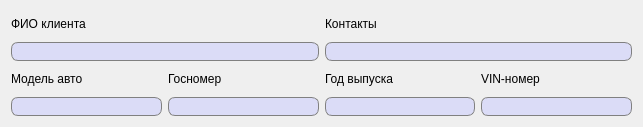
Before: the Qt Designer form ViewClient.ui in FediiBohdan/TechService, drawn with Qt 5.
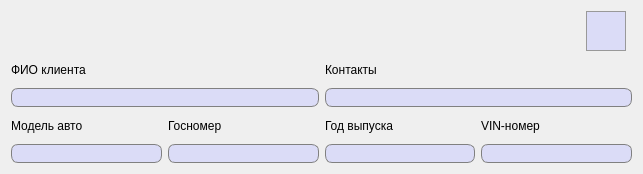
After: the same form once the commit is applied. Icons and pictures are not drawn.

Commit message: Implemented the ability to update info (of all current classes) in the DB from the app

What changed in the file:
```diff
--- a/ViewClient.ui
+++ b/ViewClient.ui
@@ -7,14 +7,69 @@
     <x>0</x>
     <y>0</y>
     <width>643</width>
-    <height>127</height>
+    <height>174</height>
    </rect>
   </property>
   <property name="windowTitle">
    <string>Информация о клиенте</string>
   </property>
   <layout class="QGridLayout" name="gridLayout_2">
+   <item row="0" column="1">
+    <widget class="QPushButton" name="updateClientInfoButton">
+     <property name="minimumSize">
+      <size>
+       <width>40</width>
+       <height>40</height>
+      </size>
+     </property>
+     <property name="styleSheet">
+      <string notr="true">QPushButton {
+	background-color: #dbdcf7;
+	border: 1px solid #999999;
+}
+
+QPushButton:hover {
+	background-color: #d5d6f0;
+	border: 1px solid #acacac;
+}
+
+QPushButton:pressed {
+	background-color: #cbcde6;
+	border: 2px solid #999999;
+}</string>
+     </property>
+     <property name="text">
+      <string/>
+     </property>
+     <property name="icon">
+      <iconset resource="images.qrc">
+       <normaloff>:/images/edit.png</normaloff>:/images/edit.png</iconset>
+     </property>
+     <property name="iconSize">
+      <size>
+       <width>32</width>
+       <height>32</height>
+      </size>
+     </property>
+     <property name="autoExclusive">
+      <bool>true</bool>
+     </property>
+    </widget>
+   </item>
    <item row="0" column="0">
+    <spacer name="horizontalSpacer">
+     <property name="orientation">
+      <enum>Qt::Horizontal</enum>
+     </property>
+     <property name="sizeHint" stdset="0">
+      <size>
+       <width>40</width>
+       <height>20</height>
+      </size>
+     </property>
+    </spacer>
+   </item>
+   <item row="1" column="0" colspan="3">
     <layout class="QGridLayout" name="gridLayout">
      <item row="3" column="0">
       <widget class="QLineEdit" name="autoModelLine">
```
Left out of the diff: 4 changed lines with no effect on the pictures. The commit also changes 25 other files.
